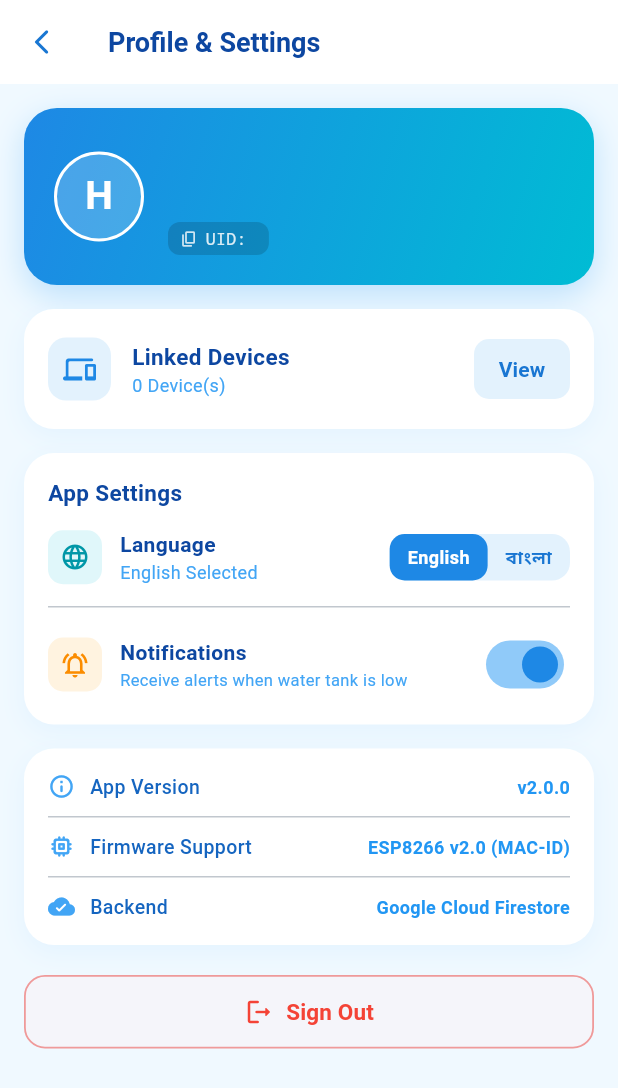
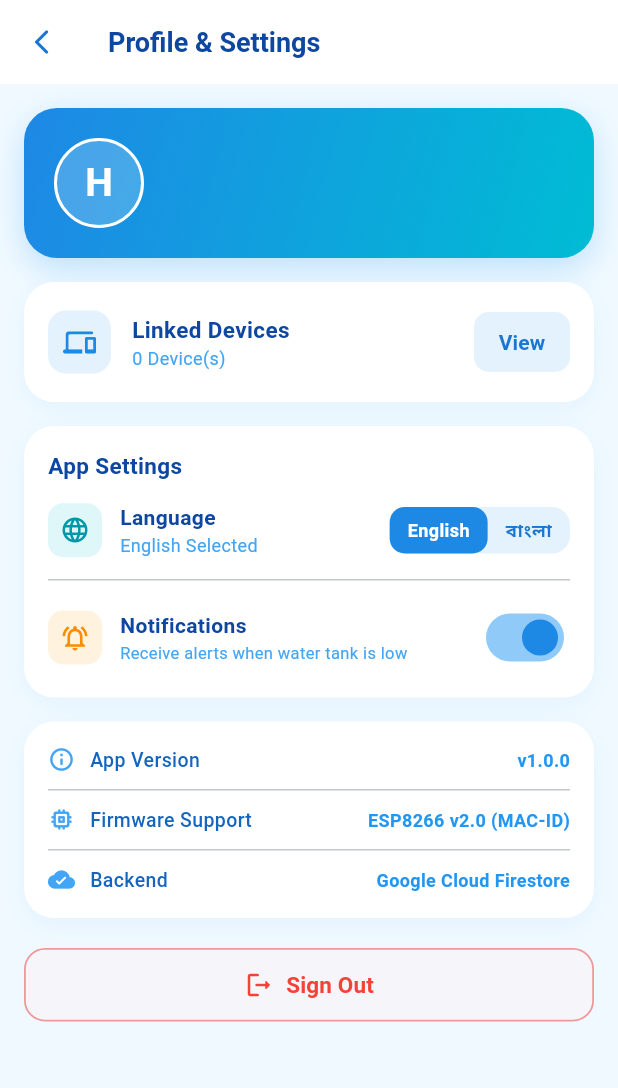
Before and after one commit to nehelin/HumiAir-Humidifier, a Flutter app: the ProfileScreen screen opened directly, on a phone screen of 412 x 824 dp. Shown: the top 1088 px of the screen. Run offline on Flutter 3.47's test engine with Material 3 defaults, Android fonts, the phone set to English and light mode, and no system bars; our stand-ins replace cloud_firestore, firebase_auth, firebase_core, firebase_messaging, fl_chart, google_sign_in and 1 more; accounts and stored records are empty.

Commit message:
Fix: offline detection via cache metadata, chart skip no-timestamp readings, version v1.0.0, remove UID from profile

```diff
--- a/lib/screens/profile_screen.dart
+++ b/lib/screens/profile_screen.dart
@@ -134,7 +134,7 @@ class _ProfileScreenState extends State<ProfileScreen> {
                     maxLines: 1,
                     overflow: TextOverflow.ellipsis,
                   ),
-                  const SizedBox(height: 3),
+                  const SizedBox(height: 4),
                   Text(
                     email,
                     style: TextStyle(
@@ -143,48 +143,6 @@ class _ProfileScreenState extends State<ProfileScreen> {
                     ),
                     maxLines: 1,
                     overflow: TextOverflow.ellipsis,
-                  ),
-                  const SizedBox(height: 8),
-                  GestureDetector(
-                    onTap: () {
-                      Clipboard.setData(ClipboardData(text: uid));
-                      ScaffoldMessenger.of(context).showSnackBar(
-                        SnackBar(
-                          content: Text(Tr.copied),
-                          backgroundColor: Colors.blue.shade600,
-                          behavior: SnackBarBehavior.floating,
-                          duration: const Duration(seconds: 2),
-                          shape: RoundedRectangleBorder(
-                              borderRadius: BorderRadius.circular(10)),
-                        ),
-                      );
-                    },
-                    child: Container(
-                      padding: const EdgeInsets.symmetric(
-                          horizontal: 8, vertical: 3),
-                      decoration: BoxDecoration(
-                        color: Colors.black.withValues(alpha: 0.15),
-                        borderRadius: BorderRadius.circular(8),
-                      ),
-                      child: Row(
-                        mainAxisSize: MainAxisSize.min,
-                        children: [
-                          Icon(Icons.copy_rounded,
-                              size: 12, color: Colors.white.withValues(alpha: 0.8)),
-                          const SizedBox(width: 5),
-                          Text(
-                            uid.length > 14
-                                ? 'UID: ${uid.substring(0, 12)}...'
-                                : 'UID: $uid',
-                            style: TextStyle(
-                              fontSize: 11,
-                              fontFamily: 'monospace',
-                              color: Colors.white.withValues(alpha: 0.85),
-                            ),
-                          ),
-                        ],
-                      ),
-                    ),
                   ),
                 ],
               ),
@@ -448,7 +406,7 @@ class _ProfileScreenState extends State<ProfileScreen> {
         padding: const EdgeInsets.all(16),
         child: Column(
           children: [
-            _infoRow(Icons.info_outline_rounded, Tr.appVersion, 'v2.0.0'),
+            _infoRow(Icons.info_outline_rounded, Tr.appVersion, 'v1.0.0'),
             const SizedBox(height: 10),
             const Divider(height: 1),
             const SizedBox(height: 10),
```
Also changed, not shown: lib/screens/charts_screen.dart (+5 -6 lines), lib/screens/devices_screen.dart (+6 -4 lines), lib/screens/home_screen.dart (+15 -7 lines).
